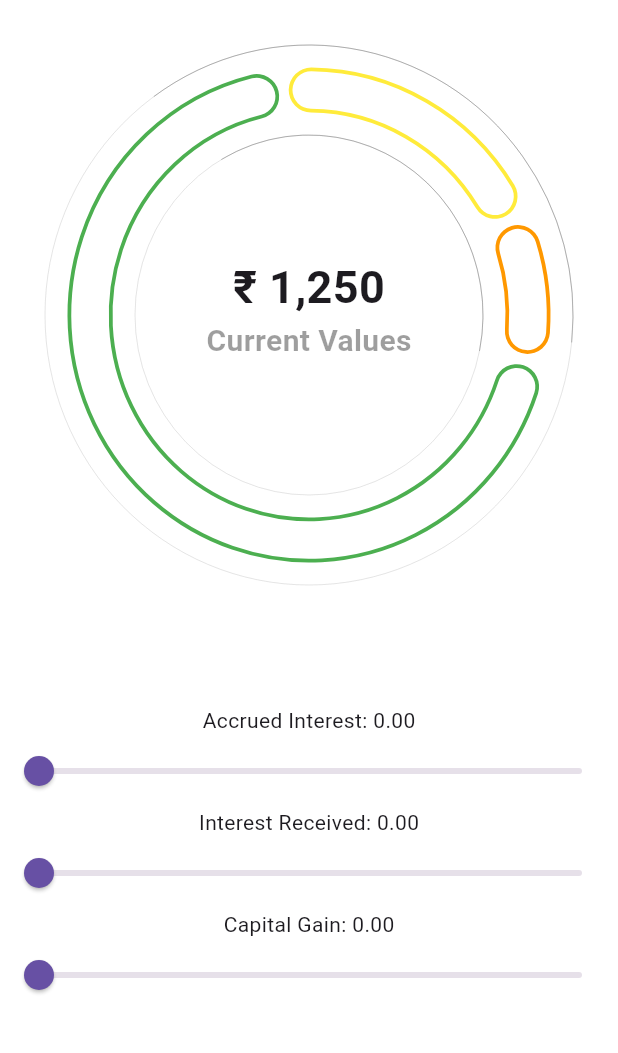
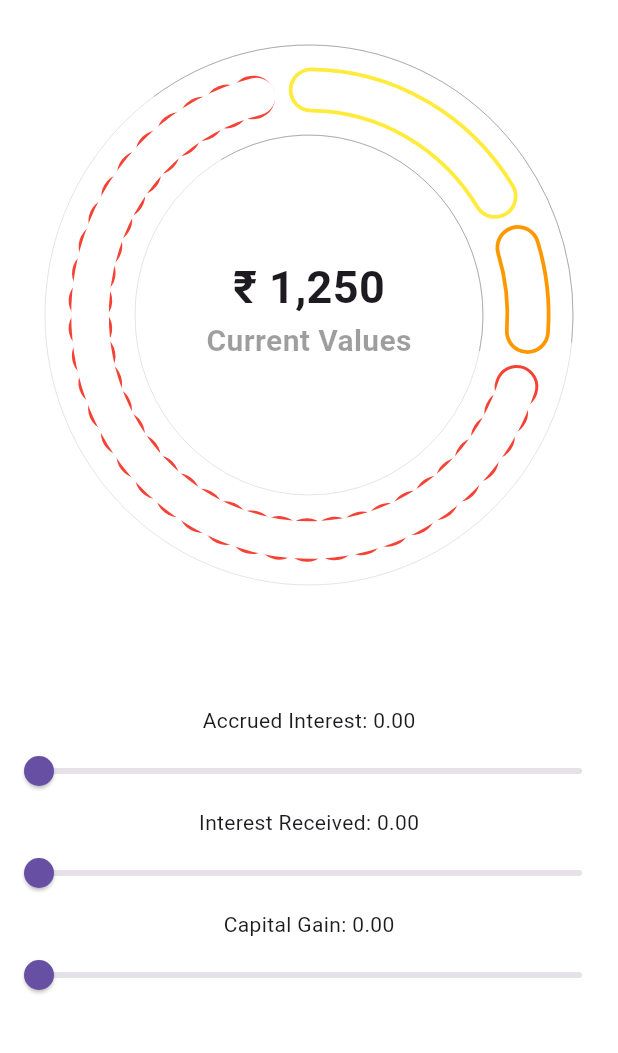
Before and after one commit to VishnukantMULE/circularchart, a Flutter app: the screen it shows after launch, on a phone screen of 412 x 824 dp, the part 84-1137 px from its top. Run offline on Flutter 3.47's test engine with Material 3 defaults, Android fonts, the phone set to English and light mode, and no system bars; our stand-ins replace get.

Commit message:
Added Dotted Effect and The Direction of Fill for Different Arc

```diff
--- a/lib/screens/chart/chart_controller.dart
+++ b/lib/screens/chart/chart_controller.dart
@@ -9,9 +9,9 @@ class ChartController extends GetxController {
   RxDouble val = 0.0.obs;
 
   var data = <PieChartData>[
-    PieChartData(Colors.yellow, 20.0, 0.0),
-    PieChartData(Colors.orange, 10.0, 0.0),
-    PieChartData(Colors.green, 70.0, 0.0),
+    PieChartData(Colors.yellow, 20.0, 0.0,Colors.yellow,Colors.yellow,false),
+    PieChartData(Colors.orange, 10.0, 0.0,Colors.orange,Colors.orange,false),
+    PieChartData(Colors.blueAccent, 70.0, 0.0,Colors.green,Colors.red,false),
   ].obs;
 
 
--- a/lib/screens/chart/model/pie_chart_data.dart
+++ b/lib/screens/chart/model/pie_chart_data.dart
@@ -2,11 +2,17 @@ import 'package:get/get.dart';
 import 'package:flutter/material.dart';
 
 class PieChartData {
-  PieChartData(this.color, double percent, double fillValue)
+  PieChartData(this.color, double percent, double fillValue,Color pbColor,Color sbColor,bool isSecondary)
       : percent = percent.obs,
-        fillValue = fillValue.obs;
+        fillValue = fillValue.obs,
+        pbColor=pbColor.obs,
+        sbColor=sbColor.obs,
+        isSecondary=isSecondary.obs;
 
   final Color color;
   final RxDouble percent;
   final RxDouble fillValue;
+  final Rx<Color> pbColor;
+  final Rx<Color> sbColor;
+  final RxBool isSecondary;
 }
```
Also changed, not shown: lib/screens/chart/widgets/chart_painter.dart (+117 -25 lines).
